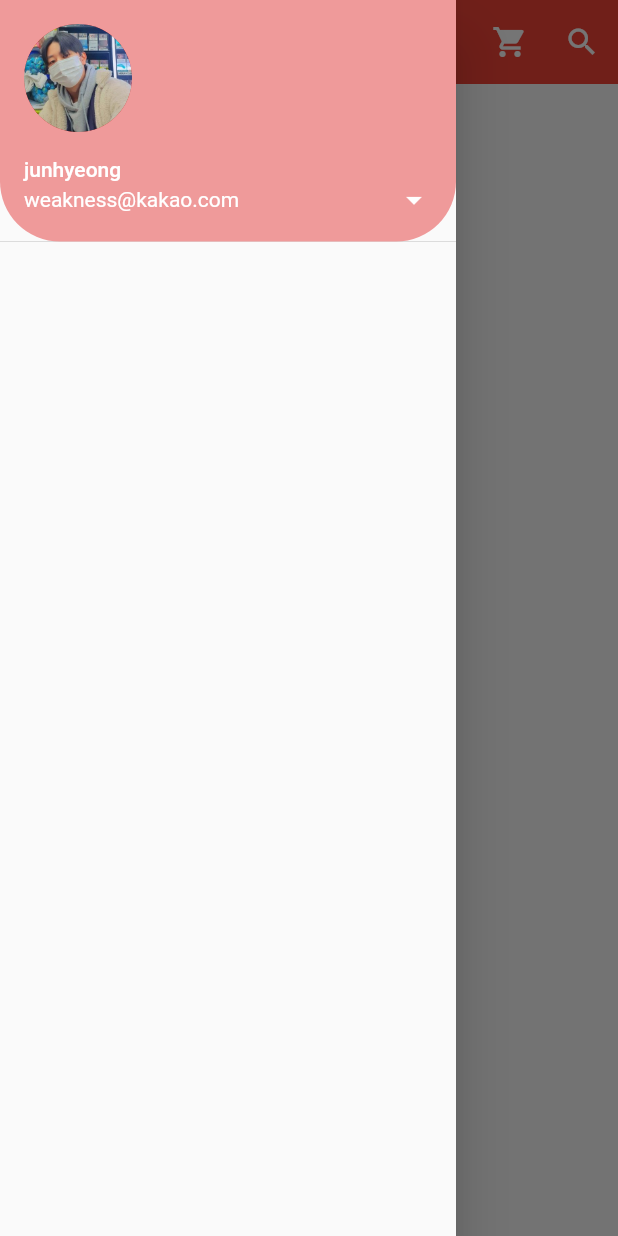
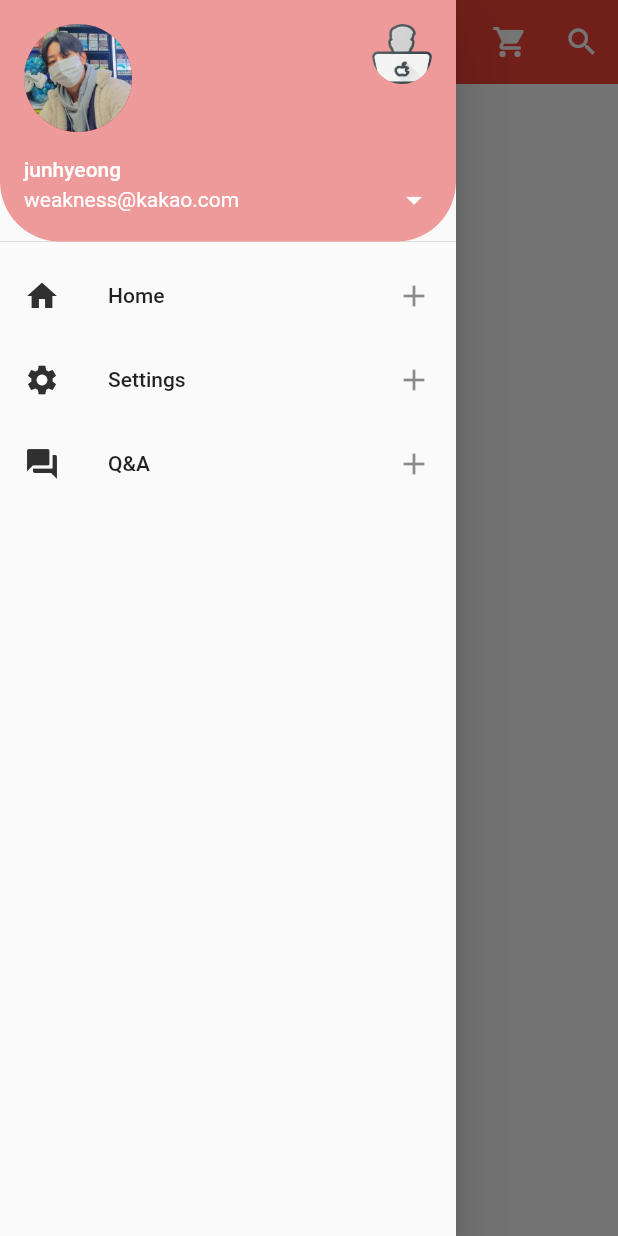
Before and after one commit to with-developer/Weather-provide-App, a Flutter app: the screen it shows after launch, with the side drawer open, on a phone screen of 412 x 824 dp. Run offline on Flutter 3.47's test engine with Material 2 defaults, Android fonts, the phone set to English and light mode, and no system bars.

Commit message:
Update main.dart

```diff
--- a/flutter_study/flutter_application/lib/main.dart
+++ b/flutter_study/flutter_application/lib/main.dart
@@ -46,6 +46,12 @@ class MyPage extends StatelessWidget {
               currentAccountPicture: CircleAvatar(
                 backgroundImage: AssetImage('assets/image.jpeg'),
               ),
+              otherAccountsPictures: [
+                CircleAvatar(
+                  backgroundImage: AssetImage('assets/image2.png'),
+                  backgroundColor: Colors.red[200],
+                )
+              ],
               accountEmail: Text('weakness@kakao.com'),
               accountName: Text('junhyeong'),
               onDetailsPressed: () {
@@ -56,7 +62,40 @@ class MyPage extends StatelessWidget {
                   borderRadius: BorderRadius.only(
                       bottomLeft: Radius.circular(40.0),
                       bottomRight: Radius.circular(40.0))),
-            )
+            ),
+            ListTile(
+              leading: Icon(
+                Icons.home,
+                color: Colors.grey[850],
+              ),
+              title: Text('Home'),
+              onTap: () {
+                print('Home Button is clicked');
+              },
+              trailing: Icon(Icons.add),
+            ),
+            ListTile(
+              leading: Icon(
+                Icons.settings,
+                color: Colors.grey[850],
+              ),
+              title: Text('Settings'),
+              onTap: () {
+                print('Settings Button is clicked');
+              },
+              trailing: Icon(Icons.add),
+            ),
+            ListTile(
+              leading: Icon(
+                Icons.question_answer,
+                color: Colors.grey[850],
+              ),
+              title: Text('Q&A'),
+              onTap: () {
+                print('Q&A Button is clicked');
+              },
+              trailing: Icon(Icons.add),
+            ),
           ],
         ),
       ),
```
